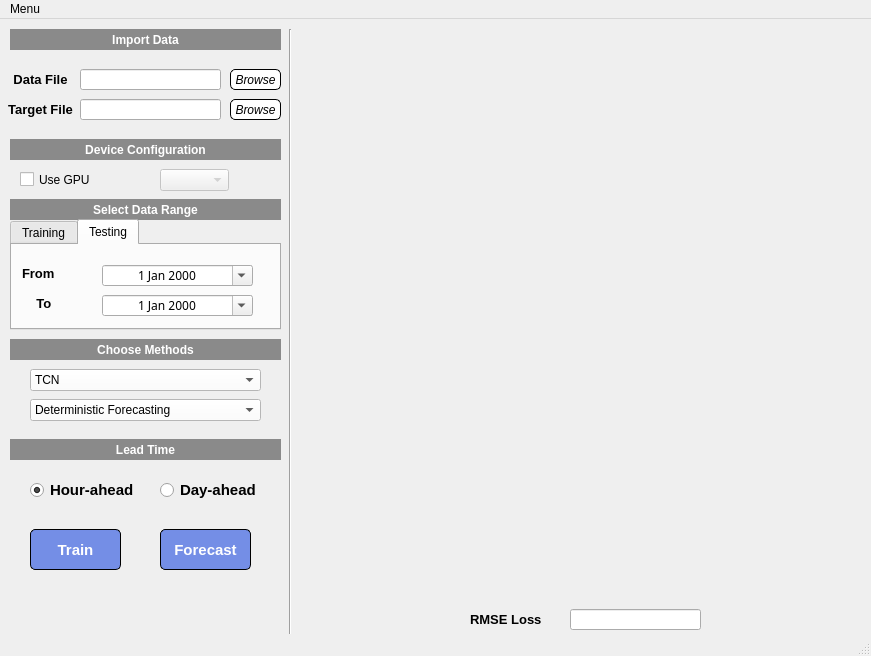
First picture: the form in assets/main.ui, repository apie0419/prediction_app, before the edit.
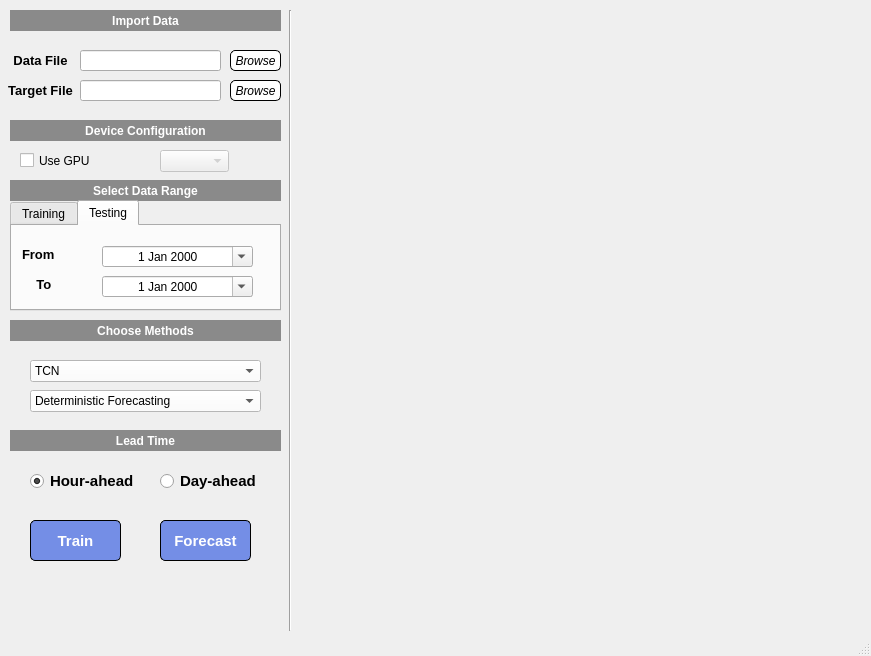
Second picture: the form after the edit. The open tabs and pages were chosen to show the change.

```diff
--- a/assets/main.ui
+++ b/assets/main.ui
@@ -391,6 +391,11 @@
         <height>21</height>
        </rect>
       </property>
+      <property name="font">
+       <font>
+        <family>Arial</family>
+       </font>
+      </property>
       <property name="layoutDirection">
        <enum>Qt::LeftToRight</enum>
       </property>
@@ -410,6 +415,11 @@
         <height>21</height>
        </rect>
       </property>
+      <property name="font">
+       <font>
+        <family>Arial</family>
+       </font>
+      </property>
       <property name="alignment">
        <set>Qt::AlignCenter</set>
       </property>
@@ -450,7 +460,7 @@
     <property name="geometry">
      <rect>
       <x>30</x>
-      <y>350</y>
+      <y>360</y>
       <width>231</width>
       <height>22</height>
      </rect>
@@ -473,7 +483,7 @@
     <property name="geometry">
      <rect>
       <x>30</x>
-      <y>380</y>
+      <y>390</y>
       <width>231</width>
       <height>22</height>
      </rect>
@@ -496,7 +506,7 @@
     <property name="geometry">
      <rect>
       <x>10</x>
-      <y>420</y>
+      <y>430</y>
       <width>271</width>
       <height>21</height>
      </rect>
@@ -523,7 +533,7 @@
     <property name="geometry">
      <rect>
       <x>30</x>
-      <y>510</y>
+      <y>520</y>
       <width>91</width>
       <height>41</height>
      </rect>
@@ -567,7 +577,7 @@
     <property name="geometry">
      <rect>
       <x>160</x>
-      <y>510</y>
+      <y>520</y>
       <width>91</width>
       <height>41</height>
      </rect>
@@ -693,51 +703,10 @@
       <x>300</x>
       <y>10</y>
       <width>561</width>
-      <height>571</height>
+      <height>581</height>
      </rect>
     </property>
    </widget>
-   <widget class="QLabel" name="label_14">
-    <property name="geometry">
-     <rect>
-      <x>470</x>
-      <y>590</y>
-      <width>121</width>
-      <height>21</height>
-     </rect>
-    </property>
-    <property name="font">
-     <font>
-      <family>Arial</family>
-      <pointsize>10</pointsize>
-      <weight>75</weight>
-      <bold>true</bold>
-     </font>
-    </property>
-    <property name="text">
-     <string>RMSE Loss</string>
-    </property>
-   </widget>
-   <widget class="QLineEdit" name="rmse_loss_edit">
-    <property name="geometry">
-     <rect>
-      <x>570</x>
-      <y>590</y>
-      <width>131</width>
-      <height>21</height>
-     </rect>
-    </property>
-    <property name="font">
-     <font>
-      <family>Arial</family>
-      <weight>75</weight>
-      <bold>true</bold>
-     </font>
-    </property>
-    <property name="readOnly">
-     <bool>true</bool>
-    </property>
-   </widget>
    <widget class="QComboBox" name="gpu_cbbox">
     <property name="enabled">
      <bool>false</bool>
@@ -755,7 +724,7 @@
     <property name="geometry">
      <rect>
       <x>10</x>
-      <y>560</y>
+      <y>580</y>
       <width>271</width>
       <height>41</height>
      </rect>
@@ -766,7 +735,7 @@
     <property name="geometry">
      <rect>
       <x>30</x>
-      <y>460</y>
+      <y>470</y>
       <width>111</width>
       <height>22</height>
      </rect>
@@ -790,7 +759,7 @@
     <property name="geometry">
      <rect>
       <x>160</x>
-      <y>460</y>
+      <y>470</y>
       <width>111</width>
       <height>22</height>
      </rect>
@@ -807,33 +776,19 @@
      <string>Day-ahead</string>
     </property>
    </widget>
+   <widget class="QWidget" name="horizontalLayoutWidget_2">
+    <property name="geometry">
+     <rect>
+      <x>300</x>
+      <y>590</y>
+      <width>561</width>
+      <height>41</height>
+     </rect>
+    </property>
+    <layout class="QHBoxLayout" name="result_layout"/>
+   </widget>
   </widget>
   <widget class="QStatusBar" name="statusbar"/>
-  <widget class="QMenuBar" name="menubar">
-   <property name="geometry">
-    <rect>
-     <x>0</x>
-     <y>0</y>
-     <width>871</width>
-     <height>25</height>
-    </rect>
-   </property>
-   <property name="autoFillBackground">
-    <bool>true</bool>
-   </property>
-   <property name="styleSheet">
-    <string notr="true">gridline-color: rgb(0, 0, 0);</string>
-   </property>
-   <widget class="QMenu" name="menuMenu">
-    <property name="title">
-     <string>Menu</string>
-    </property>
-    <addaction name="actionWind_Power"/>
-    <addaction name="actionSolar_Power"/>
-    <addaction name="actionExit"/>
-   </widget>
-   <addaction name="menuMenu"/>
-  </widget>
   <action name="actionWind_Power">
    <property name="text">
     <string>Wind Power</string>
```
Left out of the diff: 6 changed lines with no effect on the pictures.
